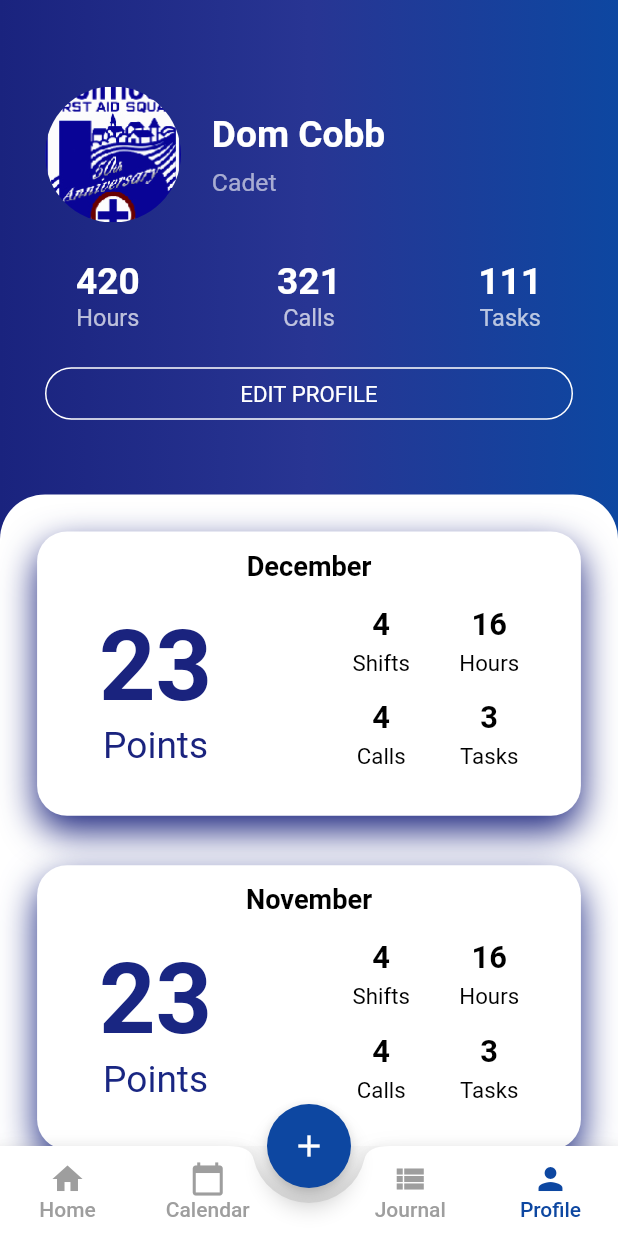
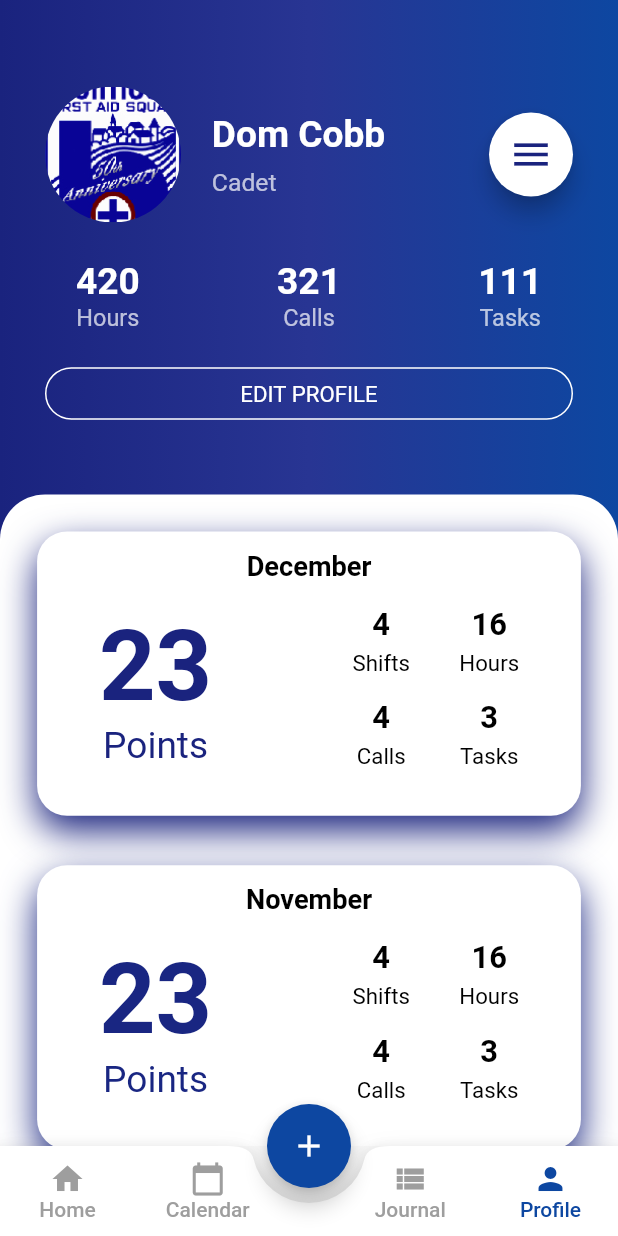
Before and after one commit to albertzoom11/HFAS_Cadets, a Flutter app: the Home screen opened by its route, item 2 of the bottom bar chosen, after a tap on "Profile", on a phone screen of 412 x 824 dp. Run offline on Flutter 3.47's test engine with Material 2 defaults, Android fonts, the phone set to English and light mode, and no system bars; our stand-ins replace cloud_firestore, firebase_auth, flutter_spinkit, google_sign_in, simple_animations; accounts and stored records are empty.

Commit message:
End drawer ui working

```diff
--- a/hfas_cadets/lib/screens/home/home.dart
+++ b/hfas_cadets/lib/screens/home/home.dart
@@ -49,44 +49,39 @@ class _HomeState extends State<Home> {
 
       endDrawer: currentTab == 3 ? Drawer(
         elevation: 16.0,
+        child: Container(
+          decoration: BoxDecoration(
+//            gradient: LinearGradient(colors: [
+//              Color.fromRGBO(22, 44, 136, 1),
+//              Colors.blue[900],
+//            ]),
+            color: Colors.white
+          ),
+          child: SafeArea(
             child: Column(
               mainAxisAlignment: MainAxisAlignment.spaceBetween,
               children: <Widget>[
                 Column(
                   children: <Widget>[
-                UserAccountsDrawerHeader(
-                  decoration: BoxDecoration(
-                    gradient: LinearGradient(colors: [
-                     Colors.indigo[900],
-                     Colors.indigo[800],
-                     Colors.blue[900],
-                    ]),
-                  ),
-                  accountName: Text("Dom Cobb"),
-                  accountEmail: Text("dream@gmail.com"),
-                  currentAccountPicture: CircleAvatar(
-                    backgroundColor: Colors.white,
-                    backgroundImage: AssetImage('assets/images/hfasLogo.png'),
-                  ),
-                ),
                     ListTile(
-                  title: new Text("All Inboxes"),
-                  leading: new Icon(Icons.mail),
+                      title: new Text("All Inboxes", style: TextStyle(color: Colors.indigo[900]),),
+                      leading: new Icon(Icons.mail, color: Colors.indigo[900],),
                     ),
                     Divider(
                       height: 0.1,
+                      color: Colors.indigo[900],
                     ),
                     ListTile(
-                  title: new Text("Primary"),
-                  leading: new Icon(Icons.inbox),
+                      title: new Text("Primary", style: TextStyle(color: Colors.indigo[900]),),
+                      leading: new Icon(Icons.inbox, color: Colors.indigo[900],),
                     ),
                     ListTile(
-                  title: new Text("Social"),
-                  leading: new Icon(Icons.people),
+                      title: new Text("Social", style: TextStyle(color: Colors.indigo[900]),),
+                      leading: new Icon(Icons.people, color: Colors.indigo[900],),
                     ),
                     ListTile(
-                  title: new Text("Promotions"),
-                  leading: new Icon(Icons.local_offer),
+                      title: new Text("Promotions", style: TextStyle(color: Colors.indigo[900]),),
+                      leading: new Icon(Icons.local_offer, color: Colors.indigo[900],),
                     ),
                   ],
                 ),
@@ -95,14 +90,17 @@ class _HomeState extends State<Home> {
                   children: <Widget>[
                     Divider(
                       height: 0.1,
+                      color: Colors.indigo[900],
                     ),
                     ListTile(
-                  title: new Text("Settings"),
-                  leading: new Icon(Icons.settings),
+                      title: new Text("Settings", style: TextStyle(color: Colors.indigo[900]),),
+                      leading: new Icon(Icons.settings, color: Colors.indigo[900],),
                     ),
                   ],
                 ),
               ],
+            ),
+          ),
         ),
       ) : null,
 
--- a/hfas_cadets/lib/screens/home/profile.dart
+++ b/hfas_cadets/lib/screens/home/profile.dart
@@ -34,6 +34,9 @@ class _ProfileState extends State<Profile> {
                 child: Column(
                   children: <Widget>[
                     Row(
+                      mainAxisAlignment: MainAxisAlignment.spaceBetween,
+                      children: <Widget>[
+                        Row(
                           children: <Widget>[
                             Container(
                               height: 11 * SizeConfig.blockSizeVertical,
@@ -57,10 +60,21 @@ class _ProfileState extends State<Profile> {
                                 ),),
                                 SizedBox(height: 1 * SizeConfig.blockSizeVertical,),
                                 Text('Cadet', style: TextStyle(
-                              color: Colors.white60,
+                                  color: Colors.white70,
                                   fontSize: 2 * SizeConfig.blockSizeVertical,
                                 ),),
                               ],
+                            ),
+                          ],
+                        ),
+                        FloatingActionButton(
+                          onPressed: () {
+                            print('hi');
+                            Scaffold.of(context).openEndDrawer();
+                          },
+                          child: Icon(Icons.menu, size: 30,),
+                          foregroundColor: Colors.indigo[900],
+                          backgroundColor: Colors.white,
                         ),
                       ],
                     ),
```
Lines whose indentation alone changed are shown as unchanged.
